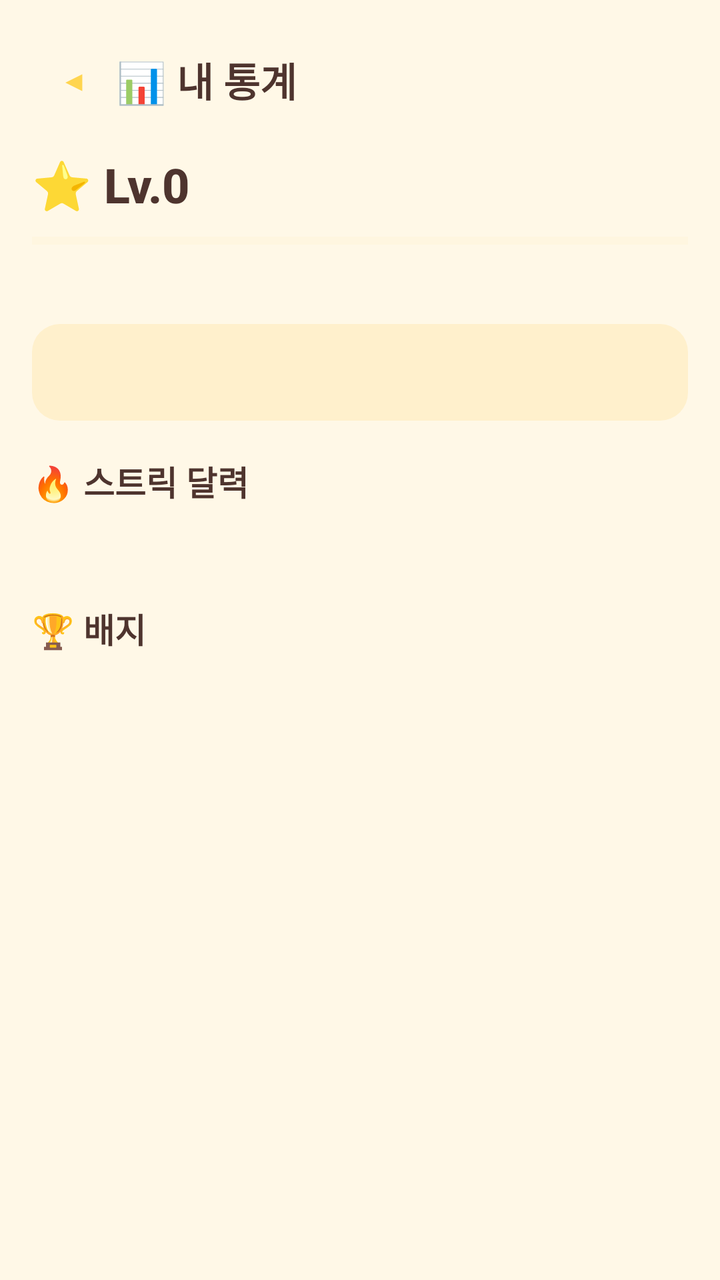
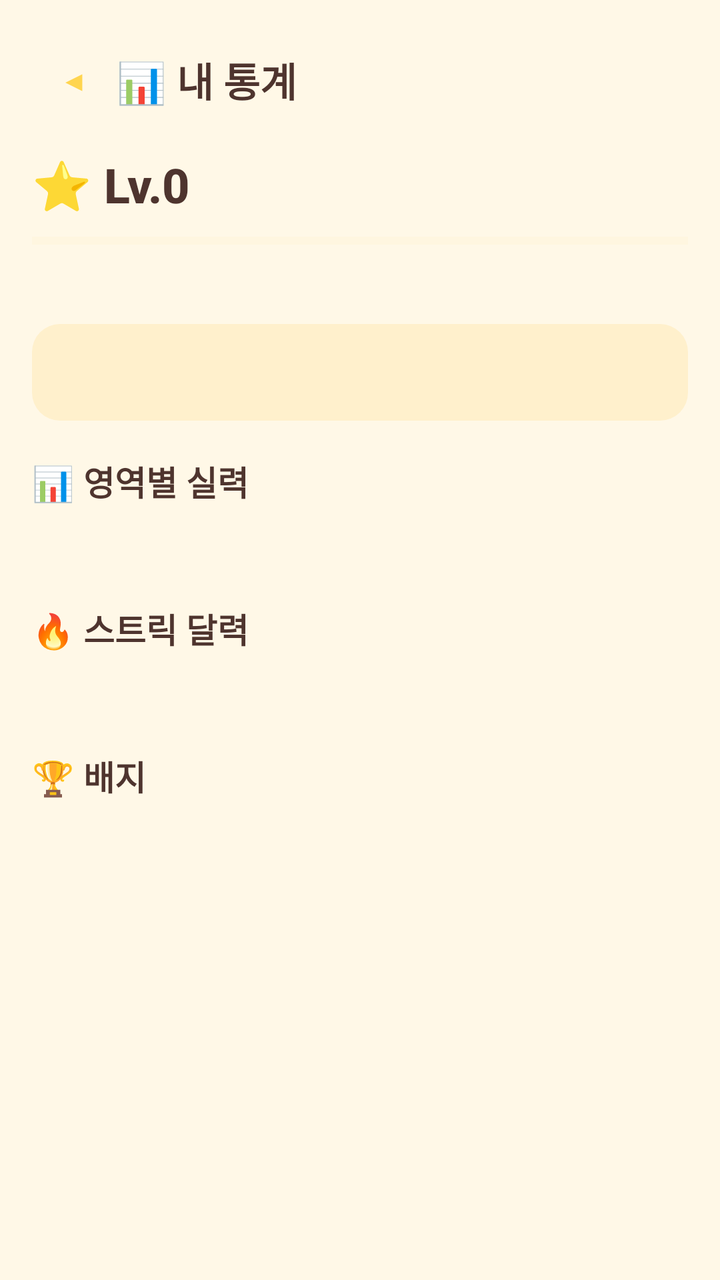

Before-and-after screenshots of an Android layout around one commit, followed by the original layout XML and the change that was made.
<!-- AndroidManifest.xml: application theme Theme.Piyak -->
<!-- res/layout/activity_stats.xml -->
<?xml version="1.0" encoding="utf-8"?>
<ScrollView xmlns:android="http://schemas.android.com/apk/res/android"
    android:layout_width="match_parent" android:layout_height="match_parent">
    <LinearLayout
        android:layout_width="match_parent" android:layout_height="wrap_content"
        android:orientation="vertical" android:padding="16dp">

        <LinearLayout android:layout_width="match_parent" android:layout_height="wrap_content"
            android:orientation="horizontal" android:gravity="center_vertical">
            <Button android:id="@+id/btnBack" style="?attr/materialIconButtonStyle"
                android:layout_width="wrap_content" android:layout_height="wrap_content" android:text="◀" />
            <TextView android:layout_width="wrap_content" android:layout_height="wrap_content"
                android:text="📊 내 통계" android:textSize="20sp" android:textStyle="bold" />
        </LinearLayout>

        <TextView android:id="@+id/txtLevelBig" android:layout_width="wrap_content" android:layout_height="wrap_content"
            android:layout_marginTop="12dp" android:textSize="24sp" android:textStyle="bold" android:text="⭐ Lv.0" />
        <ProgressBar android:id="@+id/xpBar" style="?android:attr/progressBarStyleHorizontal"
            android:layout_width="match_parent" android:layout_height="12dp" android:layout_marginTop="6dp"
            android:max="100" android:progressTint="@color/chick_yellow_deep"
            android:progressBackgroundTint="@color/cream_dark" />
        <TextView android:id="@+id/txtXpDetail" android:layout_width="wrap_content" android:layout_height="wrap_content"
            android:layout_marginTop="4dp" android:textSize="13sp" android:textColor="@color/brown_soft" />

        <TextView android:id="@+id/txtCounters" android:layout_width="match_parent" android:layout_height="wrap_content"
            android:layout_marginTop="14dp" android:padding="14dp" android:background="@drawable/bg_tile_ghost"
            android:textSize="15sp" android:lineSpacingMultiplier="1.4" />

        <TextView android:layout_width="wrap_content" android:layout_height="wrap_content"
            android:layout_marginTop="18dp" android:text="🔥 스트릭 달력" android:textSize="17sp" android:textStyle="bold" />
        <TextView android:id="@+id/txtStreakInfo" android:layout_width="wrap_content" android:layout_height="wrap_content"
            android:layout_marginTop="4dp" android:textSize="14sp" android:textColor="@color/brown_soft" />
        <GridLayout android:id="@+id/calGrid" android:layout_width="match_parent" android:layout_height="wrap_content"
            android:layout_marginTop="8dp" android:columnCount="7" />

        <TextView android:layout_width="wrap_content" android:layout_height="wrap_content"
            android:layout_marginTop="18dp" android:text="🏆 배지" android:textSize="17sp" android:textStyle="bold" />
        <GridLayout android:id="@+id/badgesGrid" android:layout_width="match_parent" android:layout_height="wrap_content"
            android:layout_marginTop="8dp" android:columnCount="3" />
    </LinearLayout>
</ScrollView>
<!-- resources referenced by this layout -->
<resources>
  <color name="brown_soft">#8D6E63</color>
  <color name="chick_yellow_deep">#FFB300</color>
  <color name="cream_dark">#FFF0CC</color>
  <!-- drawable bg_tile_ghost (drawable) -->
  <?xml version="1.0" encoding="utf-8"?>
  <shape xmlns:android="http://schemas.android.com/apk/res/android" android:shape="rectangle">
      <solid android:color="@color/cream_dark"/>
      <corners android:radius="14dp"/>
  </shape>
  <style name="Theme.Piyak" parent="Theme.Material3.Light.NoActionBar">
          <item name="colorPrimary">@color/chick_yellow</item>
          <item name="colorOnPrimary">@color/brown_text</item>
          <item name="colorPrimaryContainer">@color/cream_dark</item>
          <item name="colorOnPrimaryContainer">@color/brown_text</item>
          <item name="colorSecondary">@color/coral</item>
          <item name="colorOnSecondary">@color/white</item>
          <item name="android:windowBackground">@color/cream</item>
          <item name="android:statusBarColor">@color/cream</item>
          <item name="android:windowLightStatusBar">true</item>
          <item name="android:navigationBarColor">@color/cream</item>
          <item name="android:textColor">@color/brown_text</item>
          <item name="android:fontFamily">sans-serif-medium</item>
      </style>
  <color name="chick_yellow">#FFD54F</color>
  <color name="brown_text">#4E342E</color>
  <color name="coral">#FF8A80</color>
  <color name="white">#FFFFFF</color>
  <color name="cream">#FFF8E7</color>
</resources>

<!-- the commit's change to res/layout/activity_stats.xml (unified diff, before → after) -->
@@ -27,6 +27,14 @@
             android:textSize="15sp" android:lineSpacingMultiplier="1.4" />
 
         <TextView android:layout_width="wrap_content" android:layout_height="wrap_content"
+            android:layout_marginTop="18dp" android:text="📊 영역별 실력" android:textSize="17sp" android:textStyle="bold" />
+        <TextView android:id="@+id/txtRankLine" android:layout_width="wrap_content" android:layout_height="wrap_content"
+            android:layout_marginTop="4dp" android:textSize="14sp" android:textColor="@color/brown_soft" />
+        <LinearLayout android:id="@+id/skillDetailBox"
+            android:layout_width="match_parent" android:layout_height="wrap_content"
+            android:orientation="vertical" android:layout_marginTop="8dp" />
+
+        <TextView android:layout_width="wrap_content" android:layout_height="wrap_content"
             android:layout_marginTop="18dp" android:text="🔥 스트릭 달력" android:textSize="17sp" android:textStyle="bold" />
         <TextView android:id="@+id/txtStreakInfo" android:layout_width="wrap_content" android:layout_height="wrap_content"
             android:layout_marginTop="4dp" android:textSize="14sp" android:textColor="@color/brown_soft" />
